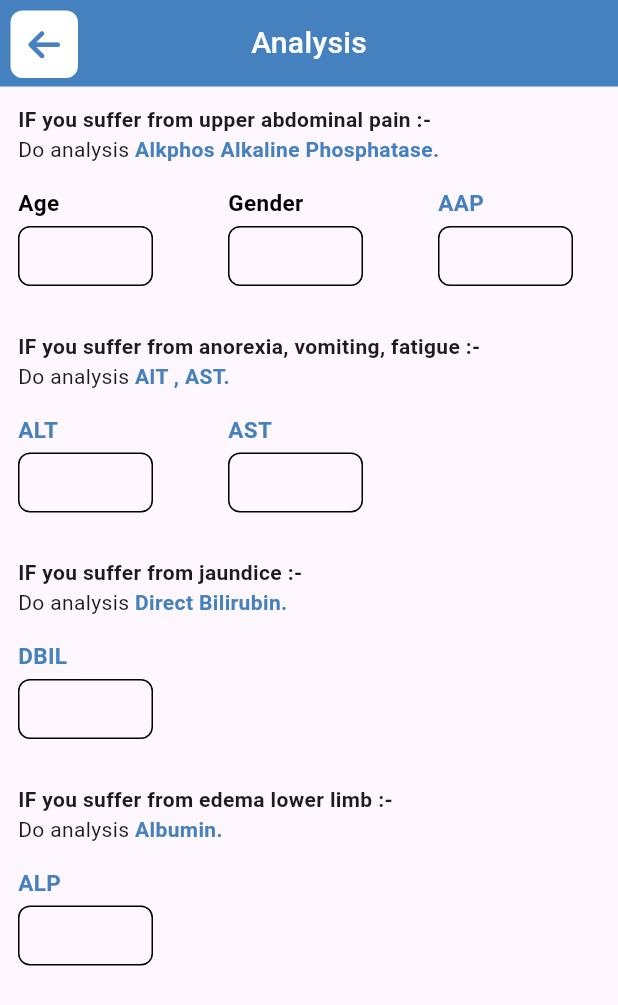
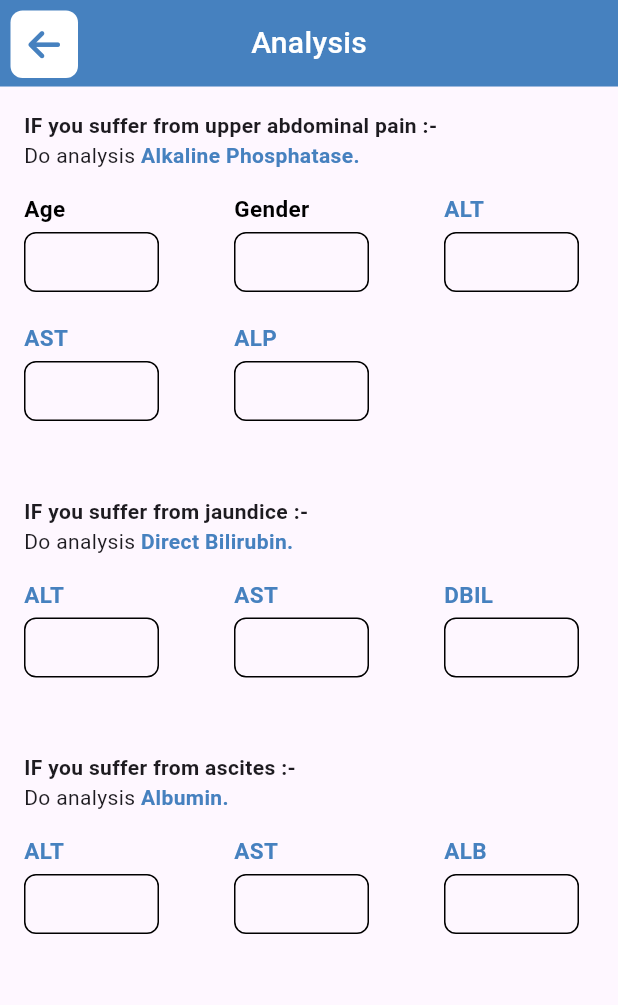
Before and after one commit to abdulrahmanibrahimdawood/hepato_diagnosis2, a Flutter app: the AnalysisPage screen opened by its route, on a phone screen of 412 x 824 dp. Shown: the top 1005 px of the screen. Run offline on Flutter 3.47's test engine with Material 3 defaults, Android fonts, the light colour scheme and no system bars; our stand-ins replace animated_splash_screen, firebase_core, flutter_screenutil, font_awesome_flutter; accounts and stored records are empty.

Commit message:
correct analysis page

```diff
--- a/lib/constant.dart
+++ b/lib/constant.dart
@@ -12,4 +12,4 @@ const kHomePage = 'HomePage';
 const kAnalysisPage = 'AnalysisPage';
 const kDoctorsPage = 'DoctorsPage';
 const kQuestionsPage = 'QuestionsPage';
-const kCustomBottomAppBarIcons = 'CustomBottomAppBarIcons';
+const kCustomNavBar = 'CustomBottomAppBarIcons';
--- a/lib/main.dart
+++ b/lib/main.dart
@@ -47,11 +47,11 @@ class Hepato extends StatelessWidget {
             kAnalysisPage: (context) => const AnalysisPage(),
             kQuestionsPage: (context) => const QuesthionsPage(),
             kDoctorsPage: (context) => const DoctorsPage(),
-            kCustomBottomAppBarIcons: (context) => const CustomNavBar(),
+            kCustomNavBar: (context) => const CustomNavBar(),
           },
           debugShowCheckedModeBanner: false,
           home: const Scaffold(
-            body: CustomNavBar(),
+            body: AnalysisPage(),
             //   body: AnimatedSplashScreen(
             //     duration: 2000,
             //     splash: Center(
--- a/lib/pages/analysis_page.dart
+++ b/lib/pages/analysis_page.dart
@@ -19,12 +19,12 @@ class AnalysisPage extends StatelessWidget {
               text1: "Analysis",
             ),
             Padding(
-              padding: EdgeInsets.all(12),
+              padding: EdgeInsets.all(16),
               child: Column(
                 children: [
                   CustomTextDiagnosis(
                       sufferFrom: 'IF you suffer from upper abdominal pain :-',
-                      analysis: 'Alkphos Alkaline Phosphatase. '),
+                      analysis: 'Alkaline Phosphatase. '),
                   SizedBox(
                     height: 15,
                   ),
@@ -45,18 +45,34 @@ class AnalysisPage extends StatelessWidget {
                         width: 50,
                       ),
                       CustomAnalysisTextFormFeild(
-                        data: "AAP",
+                        data: "ALT",
                       ),
                     ],
                   ),
                   SizedBox(
-                    height: 30,
+                    height: 20,
+                  ),
+
+                  Row(
+                    children: [
+                      CustomAnalysisTextFormFeild(
+                        data: "AST",
+                      ),
+                      SizedBox(
+                        width: 50,
+                      ),
+                      CustomAnalysisTextFormFeild(
+                        data: "ALP",
+                      ),
+                    ],
+                  ),
+                  SizedBox(
+                    height: 50,
                   ),
 //==========================================================================================================
                   CustomTextDiagnosis(
-                      sufferFrom:
-                          'IF you suffer from anorexia, vomiting, fatigue :-',
-                      analysis: 'AlT , AST. '),
+                      sufferFrom: 'IF you suffer from jaundice :-',
+                      analysis: 'Direct Bilirubin.'),
                   SizedBox(
                     height: 15,
                   ),
@@ -71,31 +87,20 @@ class AnalysisPage extends StatelessWidget {
                       CustomAnalysisTextFormFeild(
                         data: "AST",
                       ),
-                    ],
-                  ),
-                  SizedBox(
-                    height: 30,
-                  ),
-//==========================================================================================================
-                  CustomTextDiagnosis(
-                      sufferFrom: 'IF you suffer from jaundice :-',
-                      analysis: 'Direct Bilirubin.'),
-                  SizedBox(
-                    height: 15,
-                  ),
-                  Row(
-                    children: [
+                      SizedBox(
+                        width: 50,
+                      ),
                       CustomAnalysisTextFormFeild(
                         data: "DBIL",
                       ),
                     ],
                   ),
                   SizedBox(
-                    height: 30,
+                    height: 50,
                   ),
 //==========================================================================================================
                   CustomTextDiagnosis(
-                      sufferFrom: 'IF you suffer from edema lower limb :-',
+                      sufferFrom: 'IF you suffer from ascites :-',
                       analysis: 'Albumin.'),
                   SizedBox(
                     height: 15,
@@ -103,7 +108,19 @@ class AnalysisPage extends StatelessWidget {
                   Row(
                     children: [
                       CustomAnalysisTextFormFeild(
-                        data: "ALP",
+                        data: "ALT",
+                      ),
+                      SizedBox(
+                        width: 50,
+                      ),
+                      CustomAnalysisTextFormFeild(
+                        data: "AST",
+                      ),
+                      SizedBox(
+                        width: 50,
+                      ),
+                      CustomAnalysisTextFormFeild(
+                        data: "ALB",
                       ),
                     ],
                   ),
--- a/lib/widget/custom_app_bar.dart
+++ b/lib/widget/custom_app_bar.dart
@@ -35,7 +35,7 @@ class CustomAppBar extends StatelessWidget {
           ),
           child: IconButton(
             onPressed: () {
-              Navigator.pushNamed(context, kCustomBottomAppBarIcons);
+              Navigator.pushNamed(context, kCustomNavBar);
             },
             icon: const FaIcon(
               FontAwesomeIcons.arrowLeft,
```
